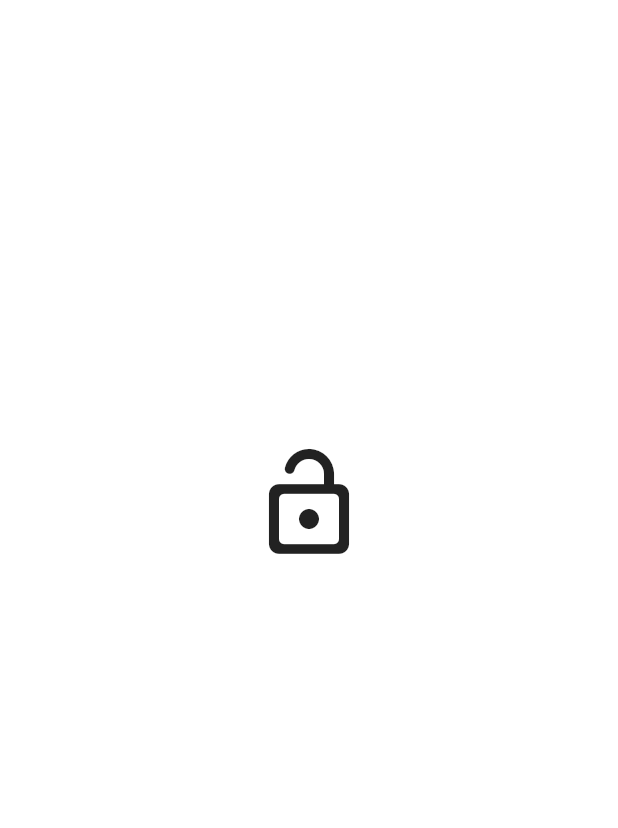
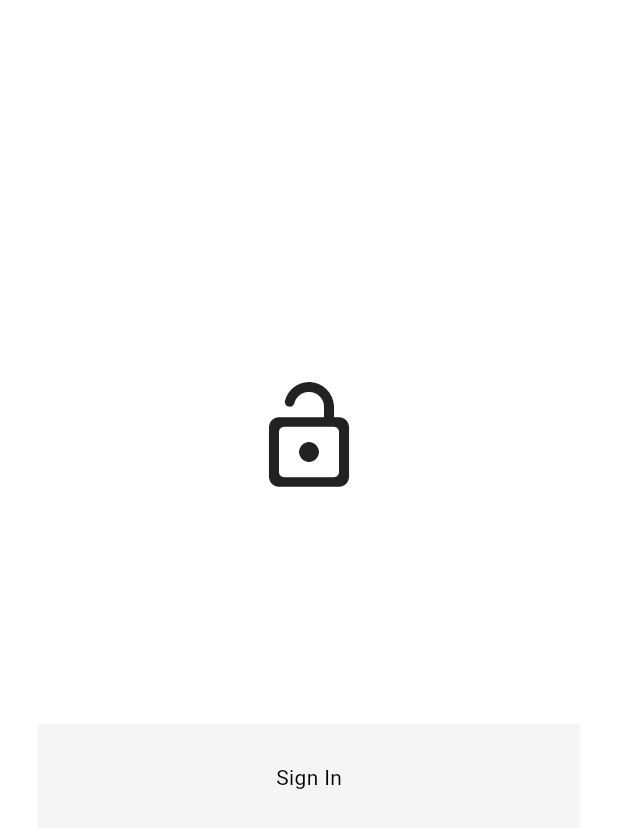
Before and after one commit to sherikhan452/laptop_app, a Flutter app: the screen it shows after launch, on a phone screen of 412 x 824 dp. Shown: the top 828 px of the screen. Run offline on Flutter 3.47's test engine with Material 3 defaults, Android fonts, the phone set to English and light mode, and no system bars.

Commit message:
Login Done

```diff
--- a/lib/Screen/Login_Screen.dart
+++ b/lib/Screen/Login_Screen.dart
@@ -1,4 +1,5 @@
 import 'package:flutter/material.dart';
+import 'package:laptop_app/Screen/Mybutton.dart';
 import 'package:laptop_app/Screen/TextField.dart';
 
 class Loginscreen extends StatelessWidget {
@@ -39,6 +40,26 @@ class Loginscreen extends StatelessWidget {
                 obsecTxt: true,
               ),
             ),
+            MyButton(onTop: () {}, text: "Sign In"),
+            Row(
+              mainAxisAlignment: MainAxisAlignment.center,
+              children: [
+                Text(
+                  "Not a Member",
+                  style:
+                      TextStyle(color: Theme.of(context).colorScheme.onPrimary),
+                ),
+                const SizedBox(
+                  width: 4,
+                ),
+                Text(
+                  "Register",
+                  style: TextStyle(
+                      color: Theme.of(context).colorScheme.secondary,
+                      fontWeight: FontWeight.bold),
+                )
+              ],
+            )
           ],
         ),
       ),
--- /dev/null
+++ b/lib/Screen/Mybutton.dart
@@ -0,0 +1,24 @@
+import 'package:flutter/material.dart';
+
+class MyButton extends StatelessWidget {
+  final Function()? onTop;
+  final String text;
+
+  const MyButton({super.key, required this.onTop, required this.text});
+
+  @override
+  Widget build(BuildContext context) {
+    return GestureDetector(
+      onTap: onTop,
+      child: Container(
+        padding: EdgeInsets.all(25),
+        margin: EdgeInsets.symmetric(horizontal: 25),
+        decoration:
+            BoxDecoration(color: Theme.of(context).colorScheme.secondary),
+        child: Center(
+          child: Text(text),
+        ),
+      ),
+    );
+  }
+}
```
